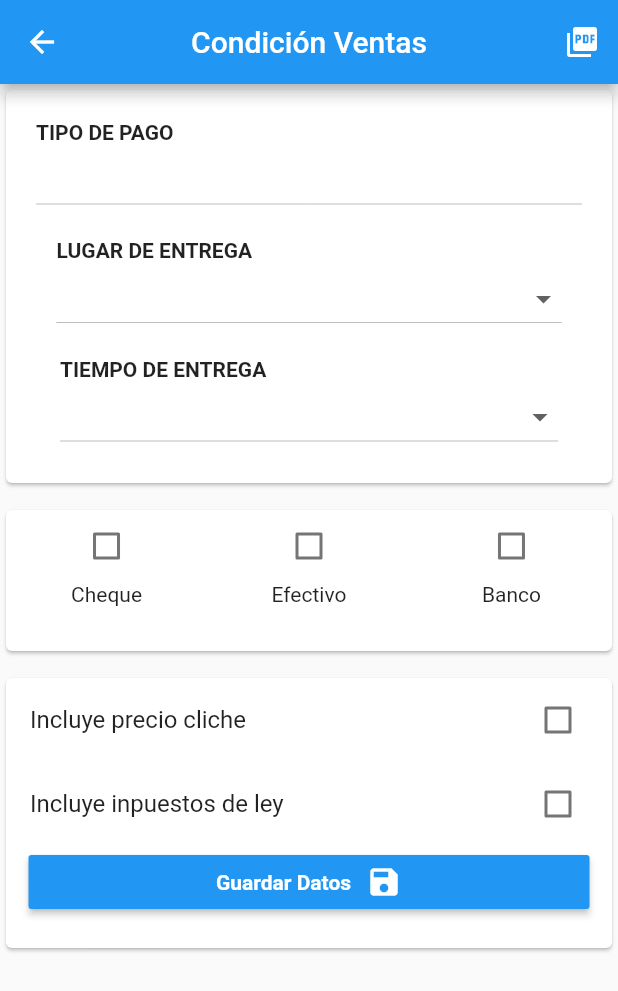
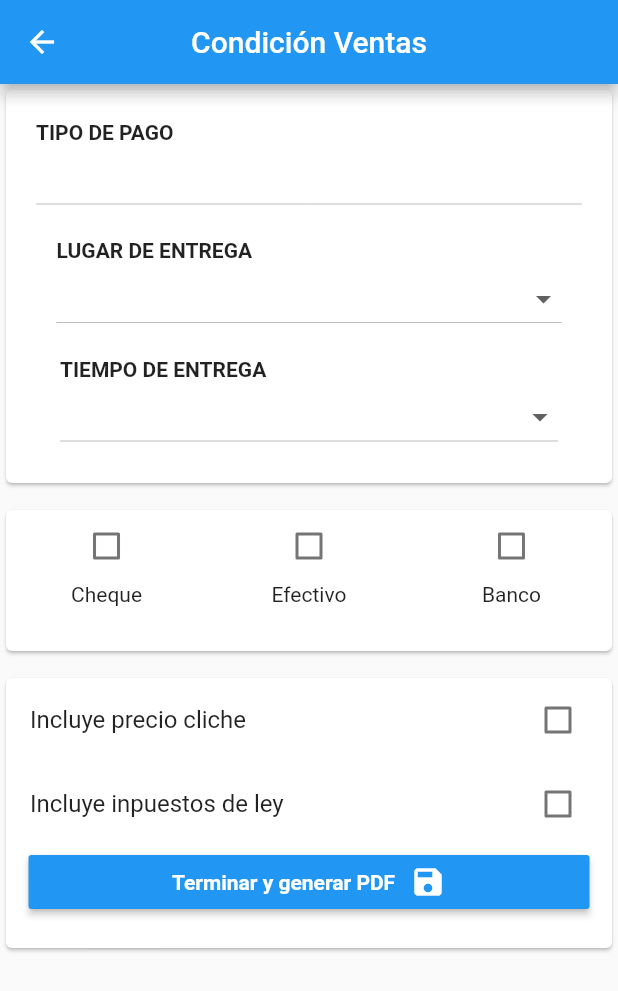
Before and after one commit to MAGIN1104/projectPlasticZ, a Flutter app: the CondicionVentas screen opened by its route, on a phone screen of 412 x 824 dp. Shown: the top 991 px of the screen. Run offline on Flutter 3.47's test engine with Material 2 defaults, Android fonts, the phone set to English and light mode, and no system bars; our stand-ins replace flutter_svg, fluttertoast, pdf, permission_handler, sqflite; missing offline and left inert: flutter_full_pdf_viewer; accounts and stored records are empty.

Commit message:
Reajustando vistas

```diff
--- a/lib/Views/CondicionVenta.dart
+++ b/lib/Views/CondicionVenta.dart
@@ -35,19 +35,19 @@ class _CondicionVentasState extends State<CondicionVentas> {
       optImpuesto = false;
   @override
   Widget build(BuildContext context) {
-    GenerarPDF generaPDF = new GenerarPDF(context: context);
+    // GenerarPDF generaPDF = new GenerarPDF(context: context);
     return Scaffold(
       appBar: AppBar(
         centerTitle: true,
         title: Text('Condición Ventas'),
-        actions: [
-          IconButton(
-            icon: Icon(Icons.picture_as_pdf),
-            onPressed: () {
-              generaPDF.verificarPermisos();
-            },
-          )
-        ],
+        // actions: [
+        //   IconButton(
+        //     icon: Icon(Icons.picture_as_pdf),
+        //     onPressed: () {
+        //       generaPDF.verificarPermisos();
+        //     },
+        //   )
+        // ],
       ),
       body: ListView(
         children: [
@@ -65,7 +65,7 @@ class _CondicionVentasState extends State<CondicionVentas> {
           SizedBox(height: 10),
           _tarjeta(_fomaPago()),
           SizedBox(height: 10),
-          _tarjeta(_optFinal()),
+          _tarjeta(_optFinal(context)),
           SizedBox(height: 10)
         ],
       ),
@@ -227,12 +227,6 @@ class _CondicionVentasState extends State<CondicionVentas> {
   }
 
   Widget _opcionFormaDepagos() {
-    // TextEditingController controller;
-    // final nombreCheque = TextFormField(
-    //   controller: controller,
-    //   decoration: txtNombreCheque,
-    // );
-
     final banco = Container(
       padding: EdgeInsets.symmetric(vertical: 20.0),
       width: double.infinity,
@@ -257,14 +251,13 @@ class _CondicionVentasState extends State<CondicionVentas> {
         ],
       ),
     );
-    // if (forma1 == true) return nombreCheque;
-    if (forma3 == true)
+    if (forma3)
       return banco;
     else
       return Container();
   }
 
-  Widget _optFinal() {
+  Widget _optFinal(context) {
     return Column(
       children: [
         CheckboxListTile(
@@ -291,7 +284,7 @@ class _CondicionVentasState extends State<CondicionVentas> {
               child: Row(
                 mainAxisAlignment: MainAxisAlignment.center,
                 children: [
-                  Text('Guardar Datos',
+                  Text('Terminar y generar PDF',
                       style: TextStyle(fontWeight: FontWeight.bold)),
                   SizedBox(width: 10.0),
                   // Icon(Icons.navigate_next_rounded)
@@ -366,6 +359,7 @@ class _CondicionVentasState extends State<CondicionVentas> {
                         fontSize: 16.0);
                   }
                   _showDialog();
+
                   setState(() {});
                 } else {
                   Fluttertoast.showToast(
@@ -438,9 +432,8 @@ class _CondicionVentasState extends State<CondicionVentas> {
                     nombre: valorNombre,
                     descripcion: valorDescripcion,
                   ));
-                  //await pdfDocument.generarPdfAndView(context);
-                  Navigator.of(context).pop();
-                  // Navigator.pushNamed(context, '/cotizacion');
+                  GenerarPDF generaPDF = new GenerarPDF(context: context);
+                  generaPDF.verificarPermisos();
                 },
               )
             ],
```
Also changed, not shown: lib/Views/Cotizacion.dart (+2 -32 lines), lib/Views/HomePage.dart (+7 -2 lines), lib/Views/PDFPage.dart (+19 -2 lines).
